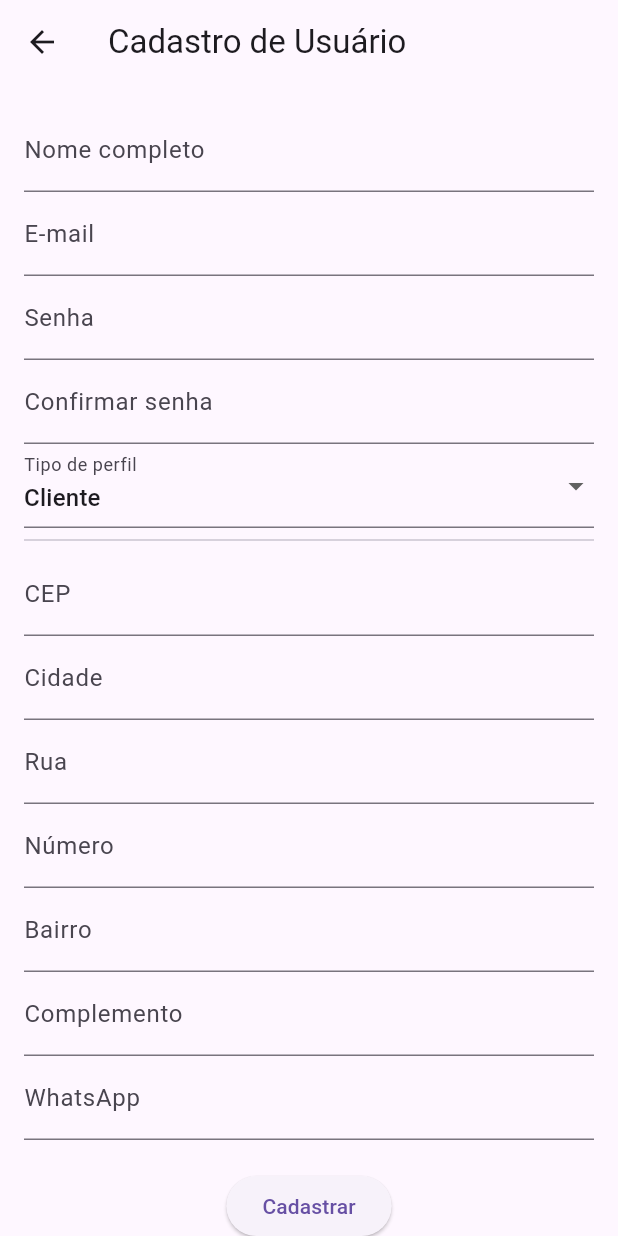
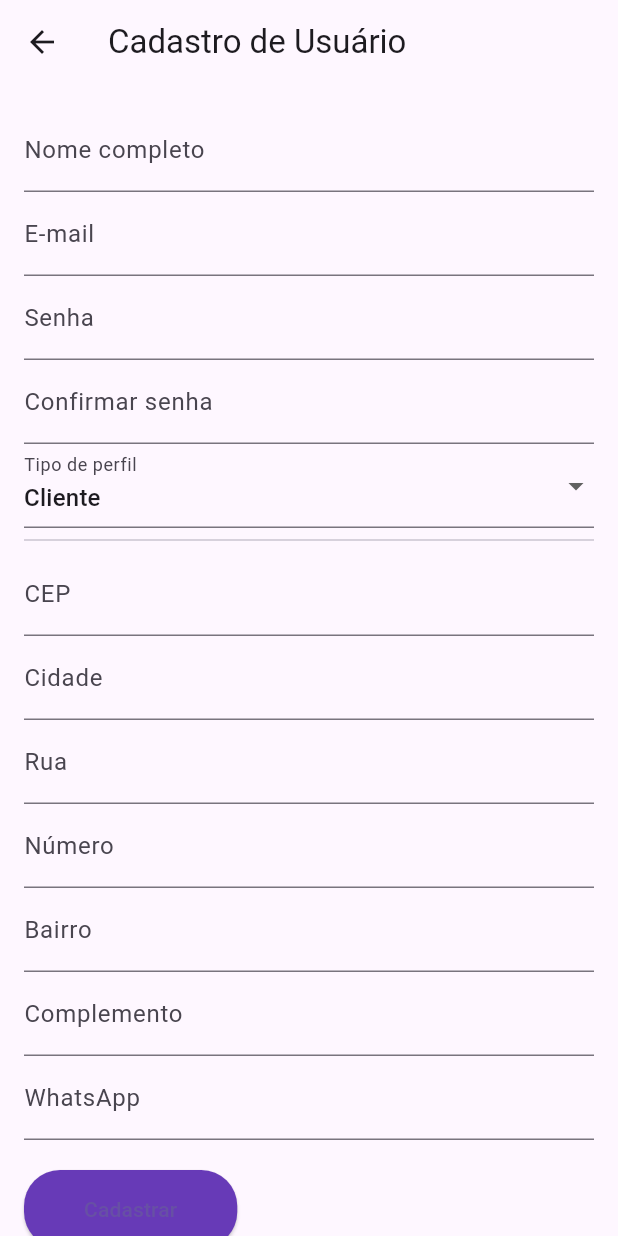
Before and after one commit to JeovannaAraujo/sistemaIndicacao, a Flutter app: the screen it shows after launch, after a tap on "Criar conta", on a phone screen of 412 x 824 dp. Run offline on Flutter 3.47's test engine with Material 3 defaults, Android fonts, the phone set to English and light mode, and no system bars; our stand-ins replace cloud_firestore, firebase_auth, firebase_core, firebase_storage, google_maps_flutter, image_picker; accounts and stored records are empty.

Commit message:
Tela de cadastro com alteração (prestador)

```diff
--- a/lib/Login/cadastroUsuario.dart
+++ b/lib/Login/cadastroUsuario.dart
@@ -30,11 +30,11 @@ class _CadastroUsuarioState extends State<CadastroUsuario> {
 
   String tipoPerfil = 'Cliente';
   String categoriaProfissional = '';
-  String tempoExperiencia = '0-1 ano';
+  String tempoExperiencia = '';
   List<String> meiosPagamento = [];
   List<String> jornada = [];
 
-  final categorias = ['Pedreiro', 'Eletricista', 'Encanador', 'Diarista'];
+  List<String> categoriasBanco = [];
   final experiencias = [
     '0-1 ano',
     '1-3 anos',
@@ -42,9 +42,37 @@ class _CadastroUsuarioState extends State<CadastroUsuario> {
     '5-10 anos',
     '+10 anos',
   ];
-  final diasSemana = ['Seg', 'Ter', 'Qua', 'Qui', 'Sex', 'Sab'];
+  final diasSemana = [
+    'Segunda-feira',
+    'Terça-feira',
+    'Quarta-feira',
+    'Quinta-feira',
+    'Sexta-feira',
+    'Sábado',
+    'Domingo',
+  ];
 
   bool get isPrestador => tipoPerfil == 'Prestador' || tipoPerfil == 'Ambos';
+
+  @override
+  void initState() {
+    super.initState();
+    _carregarCategorias();
+  }
+
+  Future<void> _carregarCategorias() async {
+    final snapshot = await FirebaseFirestore.instance
+        .collection('categoriasProfissionais')
+        .where('ativo', isEqualTo: true)
+        .orderBy('nome')
+        .get();
+
+    setState(() {
+      categoriasBanco = snapshot.docs
+          .map((doc) => doc['nome'] as String)
+          .toList();
+    });
+  }
 
   Future<void> _cadastrar() async {
     if (!_formKey.currentState!.validate()) return;
@@ -53,6 +81,22 @@ class _CadastroUsuarioState extends State<CadastroUsuario> {
         context,
       ).showSnackBar(const SnackBar(content: Text('As senhas não coincidem.')));
       return;
+    }
+
+    if (isPrestador) {
+      if (categoriaProfissional.isEmpty ||
+          tempoExperiencia.isEmpty ||
+          descricaoController.text.length < 50 ||
+          areaAtendimentoController.text.isEmpty) {
+        ScaffoldMessenger.of(context).showSnackBar(
+          const SnackBar(
+            content: Text(
+              'Preencha todos os campos obrigatórios do prestador.',
+            ),
+          ),
+        );
+        return;
+      }
     }
 
     try {
@@ -105,6 +149,7 @@ class _CadastroUsuarioState extends State<CadastroUsuario> {
         child: Form(
           key: _formKey,
           child: Column(
+            crossAxisAlignment: CrossAxisAlignment.start,
             children: [
               TextFormField(
                 controller: nomeController,
@@ -128,7 +173,7 @@ class _CadastroUsuarioState extends State<CadastroUsuario> {
                 obscureText: true,
               ),
               DropdownButtonFormField(
-                initialValue: tipoPerfil,
+                value: tipoPerfil,
                 items: ['Cliente', 'Prestador', 'Ambos']
                     .map((e) => DropdownMenuItem(value: e, child: Text(e)))
                     .toList(),
@@ -173,10 +218,11 @@ class _CadastroUsuarioState extends State<CadastroUsuario> {
               if (isPrestador) ...[
                 const Divider(),
                 DropdownButtonFormField(
-                  initialValue: categoriaProfissional.isEmpty
-                      ? null
-                      : categoriaProfissional,
-                  items: categorias
+                  value: categoriaProfissional.isNotEmpty
+                      ? categoriaProfissional
+                      : null,
+                  hint: const Text('Selecione a categoria'),
+                  items: categoriasBanco
                       .map((e) => DropdownMenuItem(value: e, child: Text(e)))
                       .toList(),
                   onChanged: (v) => setState(() => categoriaProfissional = v!),
@@ -189,13 +235,13 @@ class _CadastroUsuarioState extends State<CadastroUsuario> {
                   decoration: const InputDecoration(
                     labelText: 'Descrição (mín. 100 caracteres)',
                   ),
-                  maxLines: 3,
-                  validator: (v) => v != null && v.length < 100
+                  validator: (v) => v != null && v.length < 50
                       ? 'Mínimo 100 caracteres'
                       : null,
                 ),
                 DropdownButtonFormField(
-                  initialValue: tempoExperiencia,
+                  value: tempoExperiencia.isNotEmpty ? tempoExperiencia : null,
+                  hint: const Text('Selecione'),
                   items: experiencias
                       .map((e) => DropdownMenuItem(value: e, child: Text(e)))
                       .toList(),
@@ -207,43 +253,80 @@ class _CadastroUsuarioState extends State<CadastroUsuario> {
                 TextFormField(
                   controller: areaAtendimentoController,
                   decoration: const InputDecoration(
-                    labelText: 'Área de atendimento',
+                    labelText: 'Cidade / Área de atendimento',
+                    hintText: 'Ex: Rio Verde',
                   ),
                   validator: (v) => v!.isEmpty ? 'Obrigatório' : null,
                 ),
-                Wrap(
-                  children: ['Dinheiro', 'PIX', 'Cartão']
-                      .map(
+                const Padding(
+                  padding: EdgeInsets.only(top: 16.0, bottom: 4.0),
+                  child: Text(
+                    'Meios de pagamento aceitos',
+                    style: TextStyle(fontWeight: FontWeight.bold),
+                  ),
+                ),
+                const Text(
+                  'Os meios de pagamento servem apenas para informativo para os clientes, nosso aplicativo não processa pagamentos!',
+                  style: TextStyle(fontSize: 12, color: Colors.deepPurple),
+                ),
+                ...['Dinheiro', 'Pix', 'Cartão de crédito/débito'].map(
                   (e) => CheckboxListTile(
                     title: Text(e),
                     value: meiosPagamento.contains(e),
                     onChanged: (v) => setState(
-                            () => v!
-                                ? meiosPagamento.add(e)
-                                : meiosPagamento.remove(e),
+                      () =>
+                          v! ? meiosPagamento.add(e) : meiosPagamento.remove(e),
                     ),
                   ),
-                      )
-                      .toList(),
                 ),
-                Wrap(
-                  children: diasSemana
-                      .map(
+                const Padding(
+                  padding: EdgeInsets.only(top: 16.0, bottom: 4.0),
+                  child: Text(
+                    'Jornada de trabalho',
+                    style: TextStyle(fontWeight: FontWeight.bold),
+                  ),
+                ),
+                const Text(
+                  'Informe os dias em que você está disponível para prestar serviços.',
+                  style: TextStyle(fontSize: 12, color: Colors.deepPurple),
+                ),
+                ...diasSemana.map(
                   (e) => CheckboxListTile(
                     title: Text(e),
                     value: jornada.contains(e),
-                          onChanged: (v) => setState(
-                            () => v! ? jornada.add(e) : jornada.remove(e),
+                    onChanged: (v) =>
+                        setState(() => v! ? jornada.add(e) : jornada.remove(e)),
                   ),
-                        ),
-                      )
-                      .toList(),
                 ),
               ],
               const SizedBox(height: 20),
               ElevatedButton(
                 onPressed: _cadastrar,
+                style: ElevatedButton.styleFrom(
+                  padding: const EdgeInsets.symmetric(
+                    horizontal: 40,
+                    vertical: 16,
+                  ),
+                  shape: RoundedRectangleBorder(
+                    borderRadius: BorderRadius.circular(24),
+                  ),
+                  backgroundColor: Colors.deepPurple,
+                ),
                 child: const Text('Cadastrar'),
+              ),
+              const SizedBox(height: 10),
+              OutlinedButton(
+                onPressed: () => Navigator.pop(context),
+                style: OutlinedButton.styleFrom(
+                  padding: const EdgeInsets.symmetric(
+                    horizontal: 40,
+                    vertical: 16,
+                  ),
+                  shape: RoundedRectangleBorder(
+                    borderRadius: BorderRadius.circular(24),
+                  ),
+                ),
+                child: const Text('Cancelar'),
               ),
             ],
           ),
```
Lines whose indentation alone changed are shown as unchanged.
